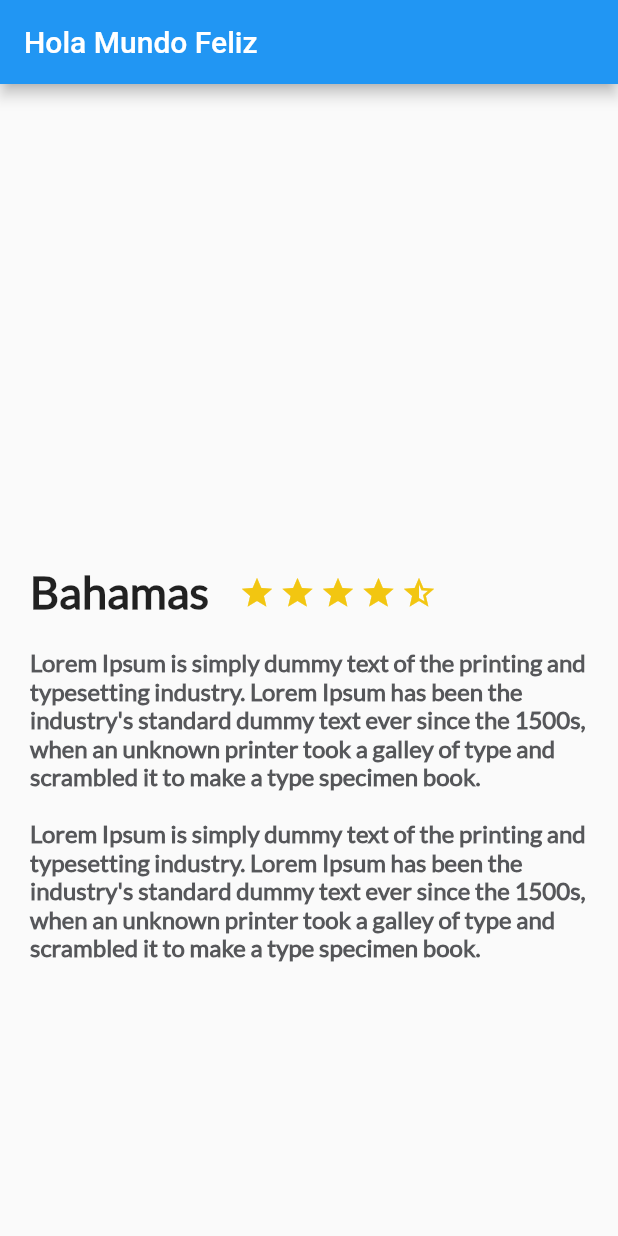
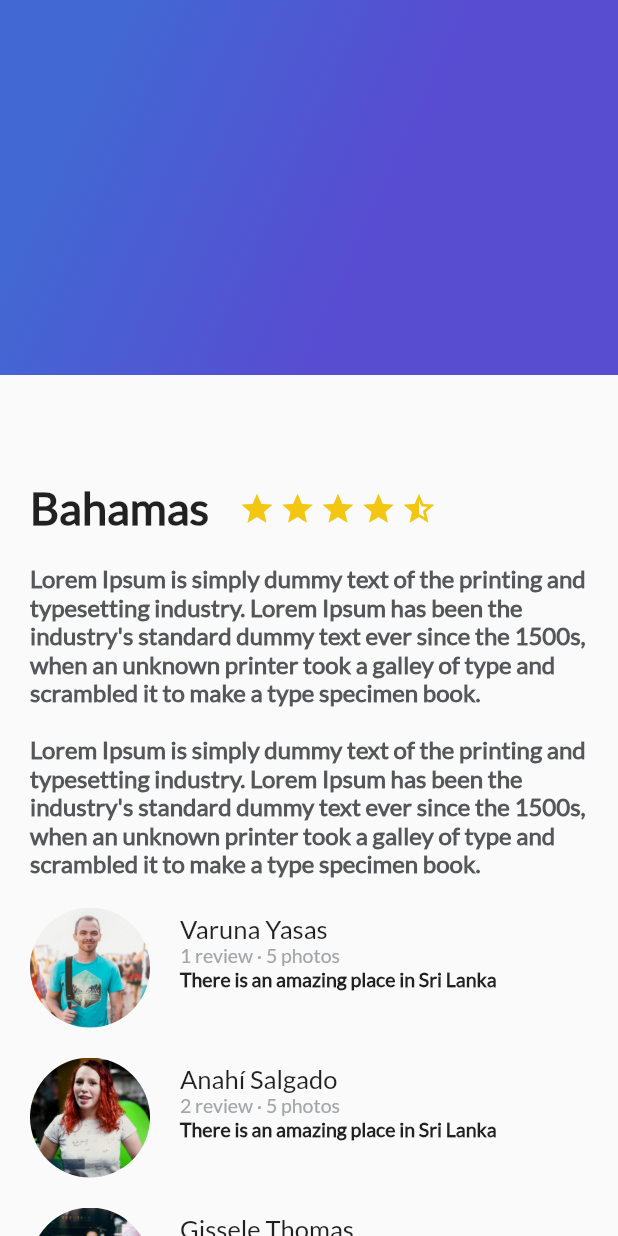
Before and after one commit to anncode1/Curso-de-Flutter-Avanzado-en-Platzi, a Flutter app: the screen it shows after launch, on a phone screen of 412 x 824 dp. Run offline on Flutter 3.47's test engine with Material 2 defaults, Android fonts, the phone set to English and light mode, and no system bars.

Commit message:
Gradiente ListView

```diff
--- /dev/null
+++ b/platzi_trips_app/lib/gradient_back.dart
@@ -0,0 +1,24 @@
+import 'package:flutter/material.dart';
+
+class GradientBack extends StatelessWidget {
+  @override
+  Widget build(BuildContext context) {
+    // TODO: implement build
+    return Container(
+      height: 250.0,
+      decoration: BoxDecoration(
+        gradient: LinearGradient(
+            colors: [
+              Color(0xFF4268D3),
+              Color(0xFF584CD1)
+            ],
+          begin: FractionalOffset(0.2, 0.0),
+          end: FractionalOffset(1.0, 0.6),
+            stops: [0.0, 0.6],
+            tileMode: TileMode.clamp
+        )
+      ),
+    );
+  }
+
+}
--- a/platzi_trips_app/lib/main.dart
+++ b/platzi_trips_app/lib/main.dart
@@ -1,5 +1,7 @@
 import 'package:flutter/material.dart';
 import 'description_place.dart';
+import 'review_list.dart';
+import 'gradient_back.dart';
 
 void main() => runApp(MyApp());
 
@@ -23,10 +25,19 @@ class MyApp extends StatelessWidget {
         primarySwatch: Colors.blue,
       ),
       home: Scaffold(
-        appBar: AppBar(
-          title: Text("Hola Mundo Feliz"),
+        //body: new DescriptionPlace("Bahamas", 4, descriptionDummy),
+        body: Stack(
+          children: <Widget>[
+            ListView(
+              children: <Widget>[
+                DescriptionPlace("Bahamas", 4, descriptionDummy),
+                ReviewList()
+
+              ],
+            ),
+            GradientBack()
+          ],
         ),
-        body: new DescriptionPlace("Bahamas", 4, descriptionDummy),
       )//MyHomePage(title: 'Flutter Demo Home Page'),
     );
   }
--- a/platzi_trips_app/lib/review.dart
+++ b/platzi_trips_app/lib/review.dart
@@ -2,9 +2,9 @@ import 'package:flutter/material.dart';
 
 class Review extends StatelessWidget {
 
-  String pathImage = "asset/img/people.jpg";
+  String pathImage = "assets/img/people.jpg";
   String name = "Varuna Yasas";
-  String details = "1 review 5 photos";
+  String details = "1 review · 5 photos";
   String comment = "There is an amazing place in Sri Lanka";
 
   Review(this.pathImage, this.name, this.details, this.comment);
@@ -19,7 +19,7 @@ class Review extends StatelessWidget {
       ),
 
       child: Text(
-        details,
+        comment,
         textAlign: TextAlign.left,
         style: TextStyle(
             fontFamily: "Lato",
@@ -98,7 +98,7 @@ class Review extends StatelessWidget {
     return Row (
       children: <Widget>[
         photo,
-        userComment
+        userDetails
 
       ],
     );
--- a/platzi_trips_app/lib/review_list.dart
+++ b/platzi_trips_app/lib/review_list.dart
@@ -1,10 +1,19 @@
 import 'package:flutter/material.dart';
+import 'review.dart';
 
 class ReviewList extends StatelessWidget {
   @override
   Widget build(BuildContext context) {
     // TODO: implement build
-    return null;
+    return Column(
+      crossAxisAlignment: CrossAxisAlignment.start,
+      children: <Widget>[
+        Review("assets/img/people.jpg", "Varuna Yasas", "1 review · 5 photos", "There is an amazing place in Sri Lanka"),
+        Review("assets/img/ann.jpg", "Anahí Salgado", "2 review · 5 photos", "There is an amazing place in Sri Lanka"),
+        Review("assets/img/girl.jpg", "Gissele Thomas", "2 review · 2 photos", "There is an amazing place in Sri Lanka"),
+
+      ],
+    );
   }
 
 }
--- a/platzi_trips_app/pubspec.yaml
+++ b/platzi_trips_app/pubspec.yaml
@@ -68,6 +68,8 @@ flutter:
   # see https://flutter.io/custom-fonts/#from-packages
   assets:
     - assets/img/people.jpg
+    - assets/img/ann.jpg
+    - assets/img/girl.jpg
 
   fonts:
     - family: Lato
```
Also changed, not shown: platzi_trips_app/assets/img/ann.jpg (added), platzi_trips_app/assets/img/girl.jpg (added).
